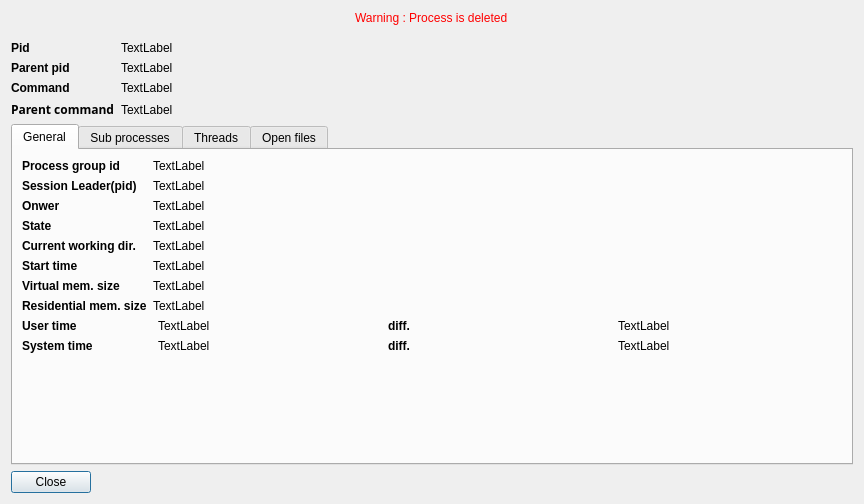
iddekingej/procgui, file src/ui/procinfodialog.ui: the form before one commit.
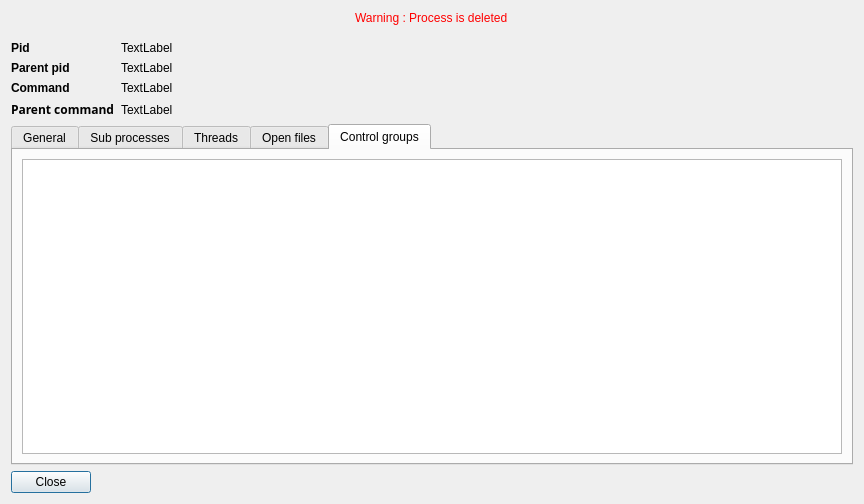
The form after the commit. The open tabs and pages were chosen to show the change.

Commit message: * Control groups and fill command with command field and not exe

```diff
--- a/src/ui/procinfodialog.ui
+++ b/src/ui/procinfodialog.ui
@@ -429,6 +429,23 @@
        </item>
       </layout>
      </widget>
+     <widget class="QWidget" name="tab_5">
+      <attribute name="title">
+       <string>Control groups</string>
+      </attribute>
+      <layout class="QVBoxLayout" name="verticalLayout_6">
+       <item>
+        <widget class="QTableView" name="controlGroups">
+         <property name="editTriggers">
+          <set>QAbstractItemView::NoEditTriggers</set>
+         </property>
+         <property name="sortingEnabled">
+          <bool>true</bool>
+         </property>
+        </widget>
+       </item>
+      </layout>
+     </widget>
     </widget>
    </item>
    <item>
```
The commit also changes 4 other files.
